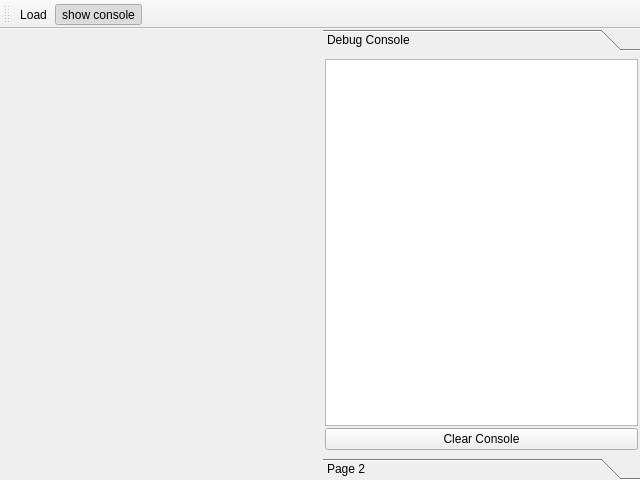
Qt form mainwindow.ui (bckmnn/pt3) before a commit.
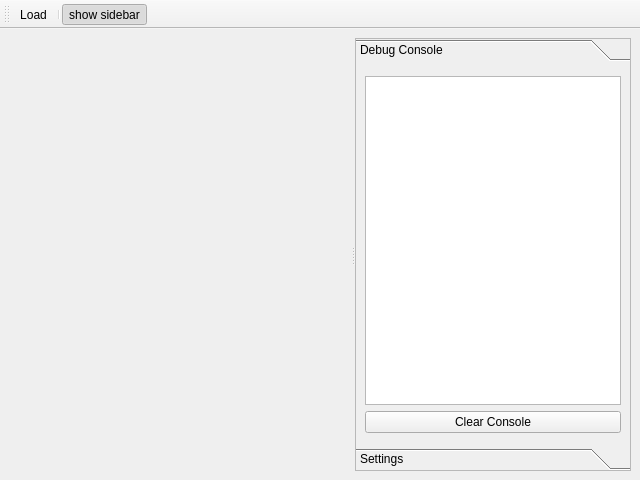
The same form after that commit. Custom widgets are drawn as their Qt base class.

Commit message: adds loading of qml

The edit to the form file:
```diff
--- a/mainwindow.ui
+++ b/mainwindow.ui
@@ -32,29 +32,31 @@
      <verstretch>0</verstretch>
     </sizepolicy>
    </property>
-   <layout class="QHBoxLayout" name="horizontalLayout_2">
-    <property name="leftMargin">
-     <number>0</number>
-    </property>
-    <property name="topMargin">
-     <number>0</number>
-    </property>
-    <property name="rightMargin">
-     <number>0</number>
-    </property>
-    <property name="bottomMargin">
-     <number>0</number>
-    </property>
-    <item>
      <layout class="QHBoxLayout" name="horizontalLayout">
-      <property name="spacing">
-       <number>6</number>
-      </property>
       <item>
+     <widget class="QSplitter" name="splitter">
+      <property name="sizePolicy">
+       <sizepolicy hsizetype="Expanding" vsizetype="Expanding">
+        <horstretch>0</horstretch>
+        <verstretch>0</verstretch>
+       </sizepolicy>
+      </property>
+      <property name="layoutDirection">
+       <enum>Qt::LeftToRight</enum>
+      </property>
+      <property name="lineWidth">
+       <number>2</number>
+      </property>
+      <property name="midLineWidth">
+       <number>1</number>
+      </property>
+      <property name="orientation">
+       <enum>Qt::Horizontal</enum>
+      </property>
        <widget class="QmlWidget" name="qmlWidget" native="true">
         <property name="sizePolicy">
          <sizepolicy hsizetype="Expanding" vsizetype="Expanding">
-          <horstretch>0</horstretch>
+         <horstretch>1</horstretch>
           <verstretch>0</verstretch>
          </sizepolicy>
         </property>
@@ -67,10 +69,18 @@
         <property name="autoFillBackground">
          <bool>false</bool>
         </property>
-       </widget>
-      </item>
-      <item>
+       <layout class="QHBoxLayout" name="horizontalLayout_2"/>
+      </widget>
        <widget class="QToolBox" name="toolBox">
+       <property name="sizePolicy">
+        <sizepolicy hsizetype="Expanding" vsizetype="Expanding">
+         <horstretch>0</horstretch>
+         <verstretch>0</verstretch>
+        </sizepolicy>
+       </property>
+       <property name="frameShape">
+        <enum>QFrame::StyledPanel</enum>
+       </property>
         <property name="currentIndex">
          <number>0</number>
         </property>
@@ -79,8 +89,8 @@
           <rect>
            <x>0</x>
            <y>0</y>
-           <width>316</width>
-           <height>393</height>
+          <width>274</width>
+          <height>375</height>
           </rect>
          </property>
          <attribute name="label">
@@ -88,19 +98,19 @@
          </attribute>
          <layout class="QVBoxLayout" name="verticalLayout">
           <property name="spacing">
-           <number>2</number>
+          <number>6</number>
           </property>
           <property name="leftMargin">
-           <number>2</number>
+          <number>9</number>
           </property>
           <property name="topMargin">
-           <number>2</number>
+          <number>9</number>
           </property>
           <property name="rightMargin">
-           <number>2</number>
+          <number>9</number>
           </property>
           <property name="bottomMargin">
-           <number>2</number>
+          <number>9</number>
           </property>
           <item>
            <widget class="QListView" name="consoleListView">
@@ -134,12 +144,16 @@
           </rect>
          </property>
          <attribute name="label">
-          <string>Page 2</string>
-         </attribute>
-        </widget>
-       </widget>
-      </item>
-     </layout>
+         <string>Settings</string>
+        </attribute>
+        <layout class="QGridLayout" name="gridLayout_2">
+         <item row="0" column="0">
+          <widget class="QListView" name="listView"/>
+         </item>
+        </layout>
+       </widget>
+      </widget>
+     </widget>
     </item>
    </layout>
   </widget>
@@ -160,6 +174,7 @@
     <bool>false</bool>
    </attribute>
    <addaction name="actionLoad"/>
+   <addaction name="separator"/>
    <addaction name="actionshow_console"/>
   </widget>
   <action name="actionLoad">
@@ -175,7 +190,10 @@
     <bool>true</bool>
    </property>
    <property name="text">
-    <string>show console</string>
+    <string>show sidebar</string>
+   </property>
+   <property name="toolTip">
+    <string>show sidebar</string>
    </property>
   </action>
  </widget>
```
Left out of the diff: 7 changed lines with no effect on the pictures. Lines whose indentation alone changed are shown as unchanged. The commit also changes 2 other files.
